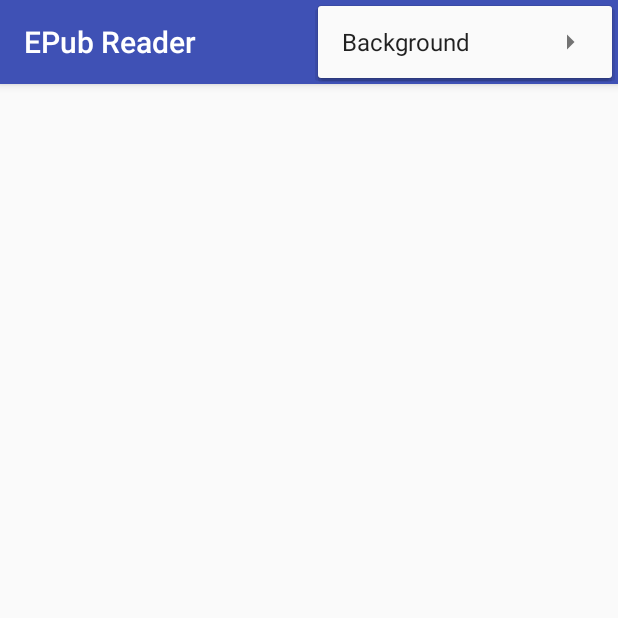
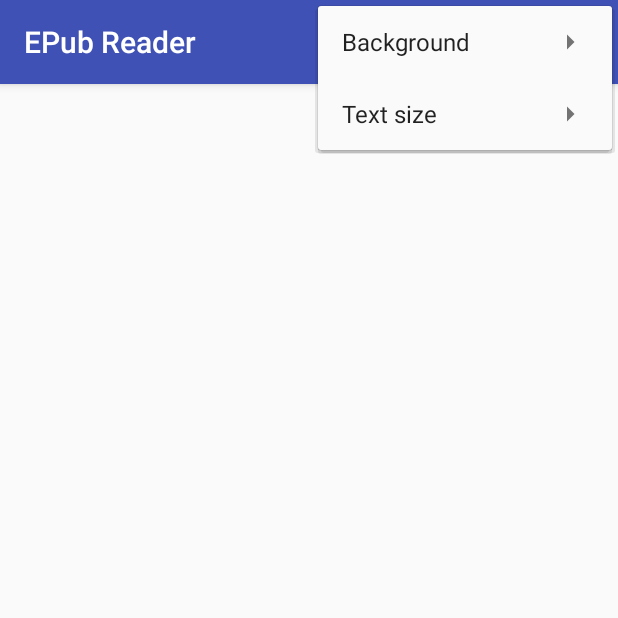
Before and after one commit to kks010/Pdf, an Android app: the EPubRendering screen opened directly, with no data from a screen before it, with the options menu open, on a phone screen of 412 x 824 dp, the top half of it. Run offline under Robolectric (Android 15) with nearby library versions, the phone set to English and light mode, and no system bars; libraries missing offline, so code that uses them is left out: com.github.mertakdut, com.github.mertakdut.exception; 13 statements that could not run were skipped.

Commit message:
epub enhanced

```diff
--- a/app/src/main/res/menu/epub_menu.xml
+++ b/app/src/main/res/menu/epub_menu.xml
@@ -18,5 +18,45 @@
 
         </menu>
     </item>
+    <item
+        android:id="@+id/text_size"
+        android:showAsAction="never"
+        android:title="Text size">
+        <menu>>
+            <item
+                android:id="@+id/six"
+                android:showAsAction="always"
+                android:title="6"/>
+            <item
+                android:id="@+id/eight"
+                android:showAsAction="always"
+                android:title="8"/>
+            <item
+                android:id="@+id/ten"
+                android:showAsAction="always"
+                android:title="10"/>
+            <item
+                android:id="@+id/twelve"
+                android:showAsAction="always"
+                android:title="12"/>
+            <item
+                android:id="@+id/fourteen"
+                android:showAsAction="always"
+                android:title="14"/>
+            <item
+                android:id="@+id/sixteen"
+                android:showAsAction="always"
+                android:title="16"/>
+            <item
+                android:id="@+id/eighteen"
+                android:showAsAction="always"
+                android:title="18"/>
+            <item
+                android:id="@+id/twenty"
+                android:showAsAction="always"
+                android:title="20"/>
+
+        </menu>
+    </item>
 
 </menu>
```
Also changed, not shown: app/src/main/java/com/example/kunal/pdfreadernew/EPubRendering.java (+61 -3 lines).
